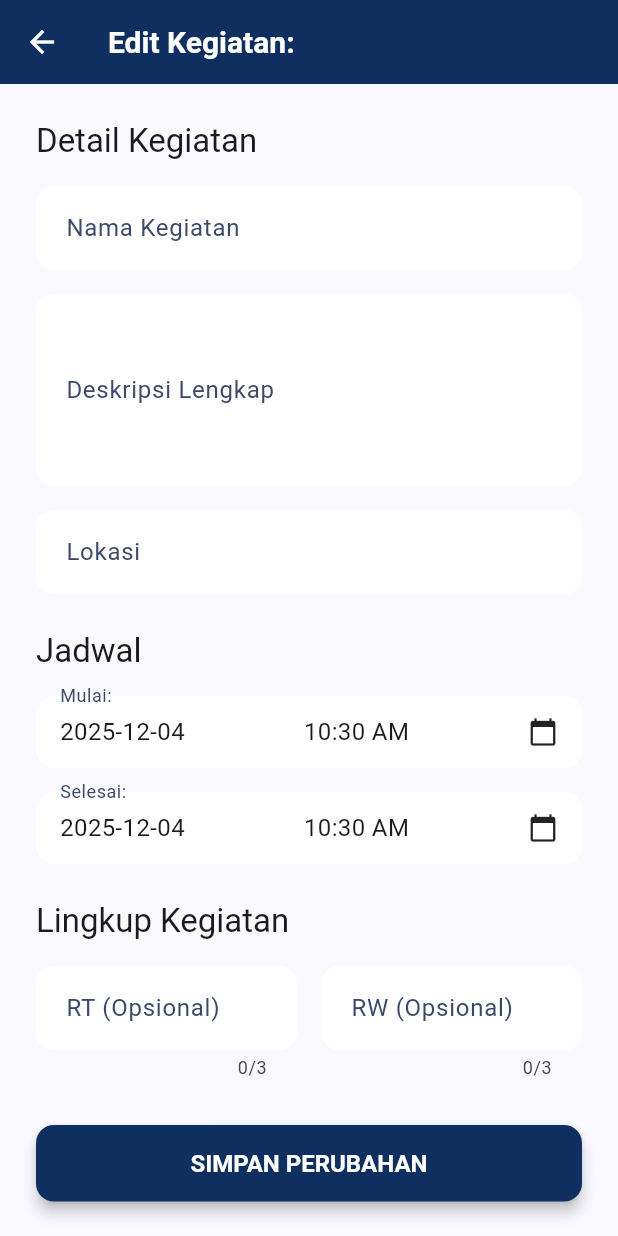
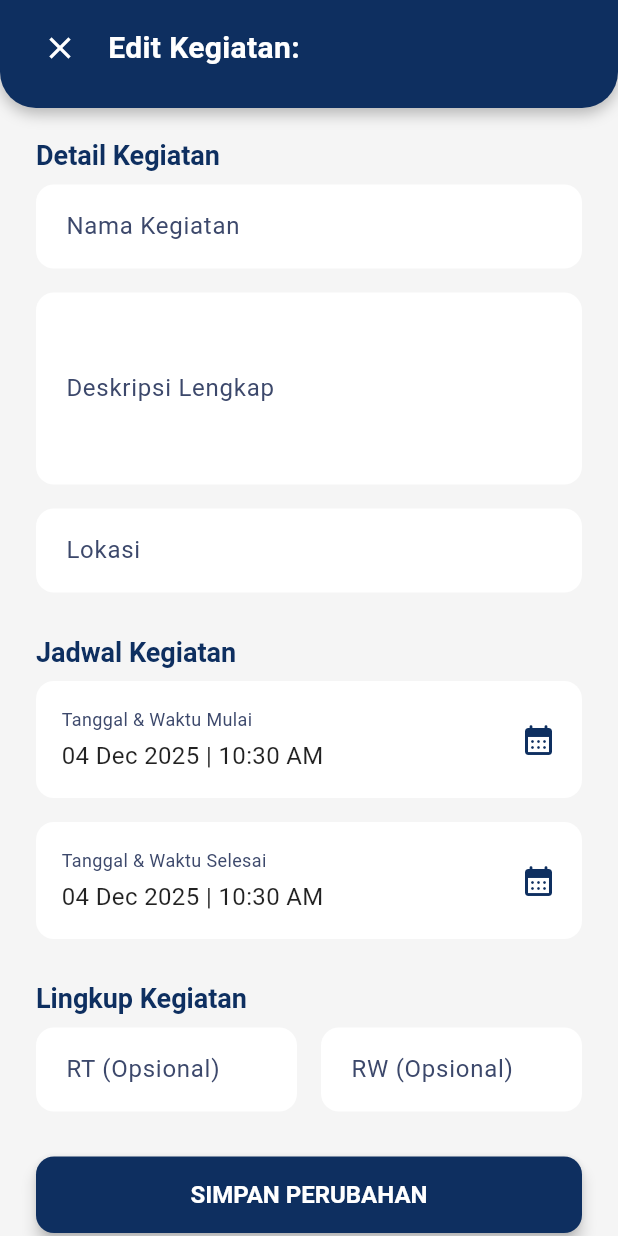
Before and after one commit to khoirul2003/pbl_desakita, a Flutter app: the EditKegiatanScreen screen opened directly with empty values, on a phone screen of 412 x 824 dp. Run offline on Flutter 3.47's test engine with Material 3 defaults, Android fonts, the phone set to English and light mode, and no system bars; our stand-ins replace camera, dio, fl_chart, flutter_secure_storage, image_picker, permission_handler; accounts and stored records are empty.

Commit message:
modify: ui edit kegiatan

```diff
--- a/frontend/lib/screens/admin/edit_kegiatan_screen.dart
+++ b/frontend/lib/screens/admin/edit_kegiatan_screen.dart
@@ -3,6 +3,12 @@ import 'package:provider/provider.dart';
 import 'package:intl/intl.dart';
 import 'package:frontend/services/api_service.dart';
 import 'package:frontend/models/kegiatan_model.dart';
+import 'package:flutter/services.dart';
+
+// --- DEFINISI WARNA PROSCAN (Disesuaikan dengan Edit Acara Screen) ---
+const Color _primaryColor = Color(0xFF0E2F60); // Biru Tua
+const Color _backgroundColor = Color(0xFFF5F5F5); // Abu-abu muda untuk Scaffold
+const Color _accentColor = Color(0xFF3C486B); // Aksen Biru/Abu
 
 class EditKegiatanScreen extends StatefulWidget {
   final Kegiatan kegiatan;
@@ -28,6 +34,19 @@ class _EditKegiatanScreenState extends State<EditKegiatanScreen> {
   bool _isLoading = false;
   final DateFormat _dateFormat = DateFormat('yyyy-MM-dd');
   final DateFormat _timeFormat = DateFormat('HH:mm');
+
+  // Custom Input Decoration (Sesuai Edit Acara)
+  final InputDecoration _inputDecoration = InputDecoration(
+    border: OutlineInputBorder(
+      borderRadius: BorderRadius.circular(12),
+      borderSide: BorderSide.none,
+    ),
+    filled: true,
+    fillColor: Colors.white,
+    contentPadding: const EdgeInsets.symmetric(vertical: 16, horizontal: 16),
+    hintStyle: const TextStyle(color: Colors.grey),
+    labelStyle: const TextStyle(color: _accentColor),
+  );
 
   @override
   void initState() {
@@ -61,22 +80,37 @@ class _EditKegiatanScreenState extends State<EditKegiatanScreen> {
     return DateTime(date.year, date.month, date.day, time.hour, time.minute);
   }
 
-  // Helper untuk memilih tanggal dan waktu
+  // Helper untuk memilih tanggal dan waktu (Ditambahkan custom theme)
   Future<void> _selectDateTime(BuildContext context, bool isMulai) async {
     DateTime initialDate = isMulai ? _tanggalMulai! : _tanggalSelesai!;
     TimeOfDay initialTime = isMulai ? _waktuMulai! : _waktuSelesai!;
+
+    // Menggunakan tema kustom untuk Date Picker (Sesuai Edit Acara)
+    final ThemeData datePickerTheme = ThemeData.light().copyWith(
+      colorScheme: const ColorScheme.light(
+        primary: _primaryColor,
+        onPrimary: Colors.white,
+        surface: Colors.white,
+        onSurface: Colors.black,
+      ),
+      textButtonTheme: TextButtonThemeData(
+        style: TextButton.styleFrom(foregroundColor: _primaryColor),
+      ),
+    );
 
     final DateTime? pickedDate = await showDatePicker(
       context: context,
       initialDate: initialDate,
       firstDate: DateTime.now().subtract(const Duration(days: 365)),
       lastDate: DateTime.now().add(const Duration(days: 365 * 10)),
+      builder: (context, child) => Theme(data: datePickerTheme, child: child!),
     );
 
     if (pickedDate != null) {
       final TimeOfDay? pickedTime = await showTimePicker(
         context: context,
         initialTime: initialTime,
+        builder: (context, child) => Theme(data: datePickerTheme, child: child!),
       );
 
       if (pickedTime != null) {
@@ -165,33 +199,141 @@ class _EditKegiatanScreenState extends State<EditKegiatanScreen> {
     }
   }
 
+  // --- WIDGET: CUSTOM HEADER PROSCAN (Sesuai Edit Acara) ---
+  Widget _buildCustomHeader(BuildContext context) {
+    return Container(
+      padding: EdgeInsets.only(
+        top: MediaQuery.of(context).padding.top + 8,
+        left: 16,
+        right: 16,
+        bottom: 16,
+      ),
+      decoration: const BoxDecoration(
+        color: _primaryColor,
+        borderRadius: BorderRadius.only(
+          bottomLeft: Radius.circular(24),
+          bottomRight: Radius.circular(24),
+        ),
+        boxShadow: [
+          BoxShadow(
+            color: Colors.black26,
+            blurRadius: 8,
+            offset: Offset(0, 4),
+          ),
+        ],
+      ),
+      child: Row(
+        mainAxisAlignment: MainAxisAlignment.start,
+        children: [
+          IconButton(
+            icon: const Icon(Icons.close, color: Colors.white),
+            onPressed: () => Navigator.pop(context),
+          ),
+          const SizedBox(width: 8),
+          Expanded(
+            child: Text(
+              "Edit Kegiatan: ${widget.kegiatan.namaKegiatan}",
+              style: const TextStyle(
+                color: Colors.white,
+                fontSize: 20,
+                fontWeight: FontWeight.bold,
+              ),
+            ),
+          ),
+        ],
+      ),
+    );
+  }
+
+  // --- WIDGET: SECTION TITLE (Sesuai Edit Acara) ---
+  Widget _buildSectionTitle(BuildContext context, String title) {
+    return Padding(
+      padding: const EdgeInsets.only(top: 4.0, bottom: 8.0),
+      child: Text(
+        title,
+        style: Theme.of(context).textTheme.titleLarge?.copyWith(
+          color: _primaryColor,
+          fontWeight: FontWeight.w700,
+          fontSize: 18,
+        ),
+      ),
+    );
+  }
+
+  // Widget Helper untuk menampilkan tanggal dan waktu (Diperbarui dengan gaya Edit Acara)
+  Widget _buildDateTimeRow(
+    BuildContext context,
+    String label,
+    DateTime? date,
+    TimeOfDay? time,
+    VoidCallback onTap,
+  ) {
+    final String dateText = date == null
+        ? 'Pilih Tanggal'
+        : DateFormat('dd MMM yyyy').format(date); // Format tanggal disesuaikan
+    final String timeText = time == null ? 'Pilih Waktu' : time.format(context);
+
+    return InkWell(
+      onTap: _isLoading ? null : onTap,
+      child: Container( // Menggunakan Container sebagai ganti InputDecorator
+        padding: const EdgeInsets.symmetric(vertical: 16, horizontal: 16),
+        decoration: BoxDecoration(
+          color: Colors.white,
+          borderRadius: BorderRadius.circular(12),
+          border: Border.all(color: Colors.transparent),
+        ),
+        child: Row(
+          mainAxisAlignment: MainAxisAlignment.spaceBetween,
+          children: [
+            Column(
+              crossAxisAlignment: CrossAxisAlignment.start,
+              children: [
+                Text(
+                  label,
+                  style: const TextStyle(fontSize: 12, color: _accentColor),
+                ),
+                const SizedBox(height: 4),
+                Text(
+                  "$dateText | $timeText",
+                  style: const TextStyle(fontSize: 16, color: Colors.black87),
+                ),
+              ],
+            ),
+            const Icon(Icons.calendar_month_rounded, size: 24, color: _primaryColor),
+          ],
+        ),
+      ),
+    );
+  }
+
   @override
   Widget build(BuildContext context) {
     return Scaffold(
-      appBar: AppBar(
-        title: Text("Edit Kegiatan: ${widget.kegiatan.namaKegiatan}"),
-      ),
-      body: SingleChildScrollView(
-        padding: const EdgeInsets.all(24.0),
+      backgroundColor: _backgroundColor, // Menggunakan background color baru
+      body: Column(
+        children: [
+          // Header menggantikan AppBar
+          _buildCustomHeader(context),
+          Expanded(
+            child: SingleChildScrollView(
+              padding: const EdgeInsets.symmetric(horizontal: 24.0, vertical: 16.0),
               child: Form(
                 key: _formKey,
                 child: Column(
                   crossAxisAlignment: CrossAxisAlignment.stretch,
                   children: [
-              Text(
-                "Detail Kegiatan",
-                style: Theme.of(context).textTheme.titleLarge,
-              ),
-              const SizedBox(height: 16),
+                    // --- Bagian Detail Kegiatan ---
+                    _buildSectionTitle(context, "Detail Kegiatan"), // Menggunakan helper Title
+
                     TextFormField(
                       controller: _namaController,
-                decoration: const InputDecoration(labelText: "Nama Kegiatan"),
+                      decoration: _inputDecoration.copyWith(labelText: "Nama Kegiatan"), // Menggunakan decoration baru
                       validator: (v) => v!.isEmpty ? "Wajib diisi" : null,
                     ),
                     const SizedBox(height: 16),
                     TextFormField(
                       controller: _deskripsiController,
-                decoration: const InputDecoration(
+                      decoration: _inputDecoration.copyWith(
                         labelText: "Deskripsi Lengkap",
                       ),
                       maxLines: 4,
@@ -200,18 +342,18 @@ class _EditKegiatanScreenState extends State<EditKegiatanScreen> {
                     const SizedBox(height: 16),
                     TextFormField(
                       controller: _lokasiController,
-                decoration: const InputDecoration(labelText: "Lokasi"),
+                      decoration: _inputDecoration.copyWith(labelText: "Lokasi"),
                       validator: (v) => v!.isEmpty ? "Wajib diisi" : null,
                     ),
                     const SizedBox(height: 24),
 
-              Text("Jadwal", style: Theme.of(context).textTheme.titleLarge),
-              const SizedBox(height: 16),
+                    // --- Jadwal ---
+                    _buildSectionTitle(context, "Jadwal Kegiatan"),
 
                     // Tanggal & Waktu Mulai
                     _buildDateTimeRow(
                       context,
-                "Mulai:",
+                      "Tanggal & Waktu Mulai",
                       _tanggalMulai,
                       _waktuMulai,
                       () => _selectDateTime(context, true),
@@ -221,7 +363,7 @@ class _EditKegiatanScreenState extends State<EditKegiatanScreen> {
                     // Tanggal & Waktu Selesai
                     _buildDateTimeRow(
                       context,
-                "Selesai:",
+                      "Tanggal & Waktu Selesai",
                       _tanggalSelesai,
                       _waktuSelesai,
                       () => _selectDateTime(context, false),
@@ -229,18 +371,17 @@ class _EditKegiatanScreenState extends State<EditKegiatanScreen> {
 
                     const SizedBox(height: 24),
 
-              Text(
-                "Lingkup Kegiatan",
-                style: Theme.of(context).textTheme.titleLarge,
-              ),
-              const SizedBox(height: 16),
+                    // --- Lingkup Kegiatan ---
+                    _buildSectionTitle(context, "Lingkup Kegiatan"),
+
                     Row(
                       children: [
                         Expanded(
                           child: TextFormField(
                             controller: _rtController,
-                      decoration: const InputDecoration(
+                            decoration: _inputDecoration.copyWith(
                               labelText: "RT (Opsional)",
+                              counterText: "", // Menghilangkan counter
                             ),
                             keyboardType: TextInputType.number,
                             maxLength: 3,
@@ -250,8 +391,9 @@ class _EditKegiatanScreenState extends State<EditKegiatanScreen> {
                         Expanded(
                           child: TextFormField(
                             controller: _rwController,
-                      decoration: const InputDecoration(
+                            decoration: _inputDecoration.copyWith(
                               labelText: "RW (Opsional)",
+                              counterText: "", // Menghilangkan counter
                             ),
                             keyboardType: TextInputType.number,
                             maxLength: 3,
@@ -260,8 +402,19 @@ class _EditKegiatanScreenState extends State<EditKegiatanScreen> {
                       ],
                     ),
                     const SizedBox(height: 30),
+
+                    // --- Tombol SIMPAN --- (Sesuai Edit Acara)
                     ElevatedButton(
                       onPressed: _isLoading ? null : _submitUpdateKegiatan,
+                      style: ElevatedButton.styleFrom(
+                        backgroundColor: _primaryColor,
+                        foregroundColor: Colors.white,
+                        padding: const EdgeInsets.symmetric(vertical: 16),
+                        shape: RoundedRectangleBorder(
+                          borderRadius: BorderRadius.circular(12),
+                        ),
+                        elevation: 4,
+                      ),
                       child: _isLoading
                           ? const SizedBox(
                               height: 20,
@@ -271,46 +424,18 @@ class _EditKegiatanScreenState extends State<EditKegiatanScreen> {
                                 color: Colors.white,
                               ),
                             )
-                    : const Text("SIMPAN PERUBAHAN"),
+                          : const Text(
+                              "SIMPAN PERUBAHAN",
+                              style: TextStyle(fontWeight: FontWeight.bold, fontSize: 16),
                             ),
+                    ),
+                    const SizedBox(height: 30),
                   ],
                 ),
               ),
             ),
-    );
-  }
-
-  // Widget Helper untuk menampilkan tanggal dan waktu
-  Widget _buildDateTimeRow(
-    BuildContext context,
-    String label,
-    DateTime? date,
-    TimeOfDay? time,
-    VoidCallback onTap,
-  ) {
-    final String dateText = date == null
-        ? 'Pilih Tanggal'
-        : _dateFormat.format(date);
-    final String timeText = time == null ? 'Pilih Waktu' : time.format(context);
-
-    return InkWell(
-      onTap: _isLoading ? null : onTap,
-      child: InputDecorator(
-        decoration: InputDecoration(
-          labelText: label,
-          contentPadding: const EdgeInsets.symmetric(
-            horizontal: 12,
-            vertical: 8,
           ),
-        ),
-        child: Row(
-          mainAxisAlignment: MainAxisAlignment.spaceBetween,
-          children: [
-            Text(dateText, style: const TextStyle(fontSize: 16)),
-            Text(timeText, style: const TextStyle(fontSize: 16)),
-            const Icon(Icons.calendar_today, size: 20),
         ],
-        ),
       ),
     );
   }
--- a/frontend/lib/screens/admin/manajemen_kegiatan_screen.dart
+++ b/frontend/lib/screens/admin/manajemen_kegiatan_screen.dart
@@ -221,25 +221,13 @@ class _ManajemenKegiatanScreenState extends State<ManajemenKegiatanScreen> {
                   PopupMenuButton(
                     icon: const Icon(Icons.more_vert),
                     onSelected: (value) {
-                      if (value == "detail") {
-                        _goToDetailKegiatan(kegiatan);
-                      } else if (value == "edit") {
+                      if (value == "edit") {
                         _editKegiatan(kegiatan);
                       } else if (value == "delete") {
                         _deleteKegiatan(kegiatan);
                       }
                     },
                     itemBuilder: (_) => [
-                      const PopupMenuItem(
-                        value: "detail",
-                        child: Row(
-                          children: [
-                            Icon(Icons.visibility, size: 20),
-                            SizedBox(width: 8),
-                            Text("Lihat Detail"),
-                          ],
-                        ),
-                      ),
                       const PopupMenuItem(
                         value: "edit",
                         child: Row(
```
Lines whose indentation alone changed are shown as unchanged.
